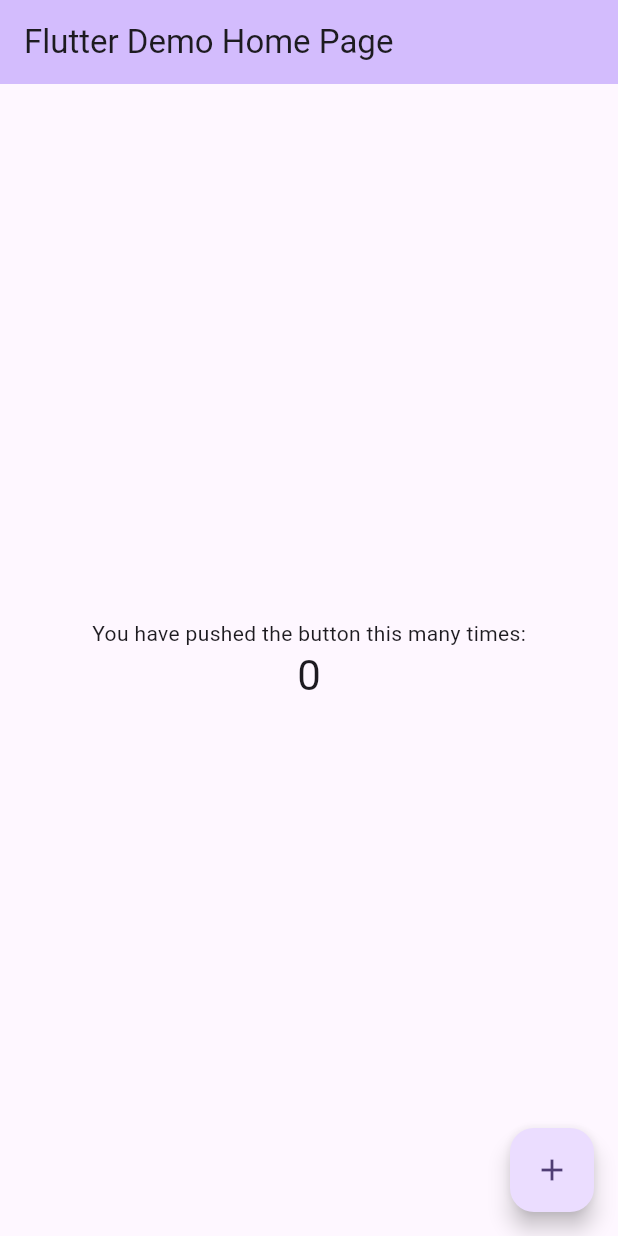
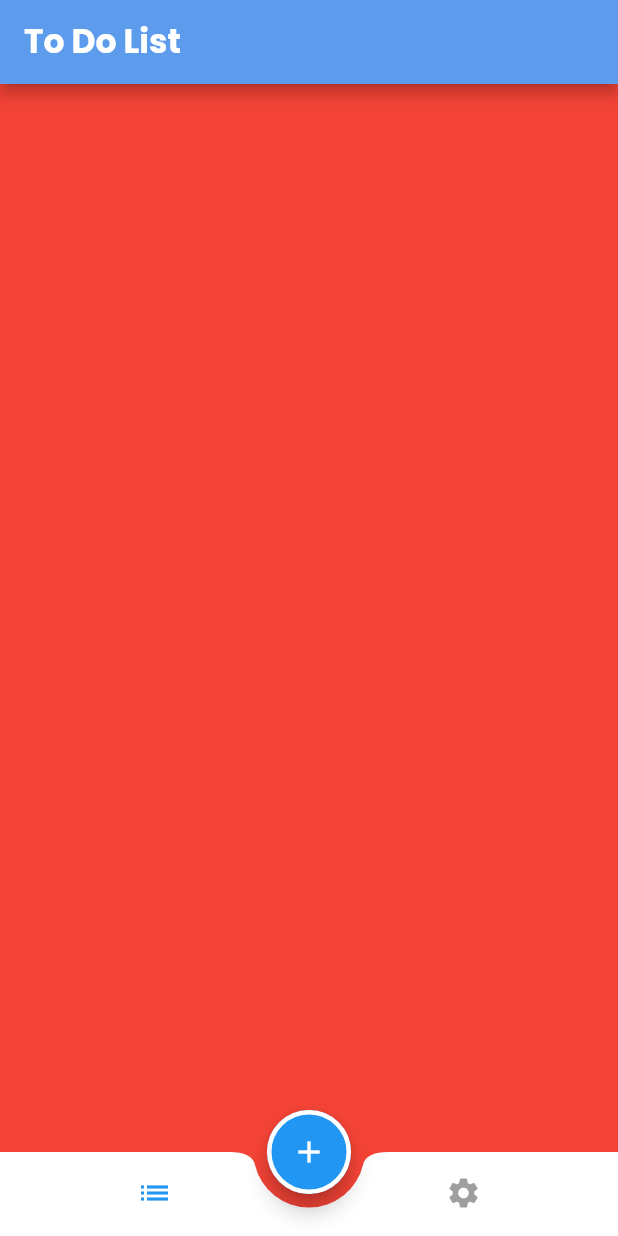
Before and after one commit to omarhamedmakram/todo, a Flutter app: the screen it shows after launch, on a phone screen of 412 x 824 dp. Run offline on Flutter 3.47's test engine with Material 2 defaults, Android fonts, the phone set to English and light mode, and no system bars; our stand-ins replace google_fonts.

Commit message:
add home_layout

```diff
--- /dev/null
+++ b/lib/core/theme/app_theme.dart
@@ -0,0 +1,41 @@
+import 'package:flutter/material.dart';
+import 'package:google_fonts/google_fonts.dart';
+
+class AppTheme {
+  static ThemeData lightTheme = ThemeData(
+      scaffoldBackgroundColor: Color(0xFFDFECDB),
+      appBarTheme: AppBarTheme(
+        backgroundColor: Color(0xFF5D9CEC),
+        centerTitle: false,
+        titleTextStyle: GoogleFonts.poppins(
+            fontSize: 22, fontWeight: FontWeight.bold, color: Colors.white),
+      ),
+      bottomNavigationBarTheme: BottomNavigationBarThemeData(
+        backgroundColor: Color(0xFFFFFFFF),
+        type: BottomNavigationBarType.fixed,
+        showSelectedLabels: false,
+        showUnselectedLabels: false,
+        selectedIconTheme: IconThemeData(
+          color: Colors.blue,
+        ),
+        unselectedIconTheme: IconThemeData(color: Colors.grey),
+      ));
+
+  static ThemeData darkTheme = ThemeData(
+      scaffoldBackgroundColor: Color(0xFF060E1E),
+      appBarTheme: AppBarTheme(
+          backgroundColor: Color(0xFF5D9CEC),
+          centerTitle: false,
+          titleTextStyle: GoogleFonts.poppins(
+              fontSize: 22, fontWeight: FontWeight.bold, color: Colors.black)),
+      bottomNavigationBarTheme: BottomNavigationBarThemeData(
+        backgroundColor: Color(0xFF141922),
+        type: BottomNavigationBarType.fixed,
+        showSelectedLabels: false,
+        showUnselectedLabels: false,
+        selectedIconTheme: IconThemeData(
+          color: Colors.blue,
+        ),
+        unselectedIconTheme: IconThemeData(color: Colors.grey),
+      ));
+}
--- /dev/null
+++ b/lib/layout/home_layout.dart
@@ -0,0 +1,52 @@
+import 'package:flutter/material.dart';
+import 'package:todo/modules/settings_tab/setting_tab.dart';
+import 'package:todo/modules/task_tab/task_tab.dart';
+
+class HomeLayout extends StatefulWidget {
+  static const String routeName = "HomeLayout";
+
+  @override
+  State<HomeLayout> createState() => _HomeLayoutState();
+}
+
+class _HomeLayoutState extends State<HomeLayout> {
+  int selectedIndex = 0;
+
+  List<Widget> Screan = [TaskTab(), SettingTab()];
+
+  @override
+  Widget build(BuildContext context) {
+    List<String> titleAppBar = ["To Do List", "Settings"];
+    return Scaffold(
+      extendBody: true,
+      appBar: AppBar(
+        title: Text(titleAppBar[selectedIndex]),
+      ),
+      floatingActionButton: FloatingActionButton(
+        shape: StadiumBorder(side: BorderSide(color: Colors.white, width: 3)),
+        onPressed: () {},
+        child: Icon(Icons.add),
+      ),
+      floatingActionButtonLocation: FloatingActionButtonLocation.centerDocked,
+      body: Screan[selectedIndex],
+      bottomNavigationBar: BottomAppBar(
+        notchMargin: 9.0,
+        clipBehavior: Clip.antiAliasWithSaveLayer,
+        elevation: 0.0,
+        shape: CircularNotchedRectangle(),
+        child: BottomNavigationBar(
+          currentIndex: selectedIndex,
+          onTap: (int index) {
+            setState(() {
+              selectedIndex = index;
+            });
+          },
+          items: [
+            BottomNavigationBarItem(icon: Icon(Icons.list), label: ""),
+            BottomNavigationBarItem(icon: Icon(Icons.settings), label: ""),
+          ],
+        ),
+      ),
+    );
+  }
+}
--- a/lib/main.dart
+++ b/lib/main.dart
@@ -1,4 +1,7 @@
 import 'package:flutter/material.dart';
+import 'package:todo/core/theme/app_theme.dart';
+
+import 'layout/home_layout.dart';
 
 void main() {
   runApp(const MyApp());
@@ -11,115 +14,12 @@ class MyApp extends StatelessWidget {
   @override
   Widget build(BuildContext context) {
     return MaterialApp(
-      title: 'Flutter Demo',
-      theme: ThemeData(
-        // This is the theme of your application.
-        //
-        // TRY THIS: Try running your application with "flutter run". You'll see
-        // the application has a blue toolbar. Then, without quitting the app,
-        // try changing the seedColor in the colorScheme below to Colors.green
-        // and then invoke "hot reload" (save your changes or press the "hot
-        // reload" button in a Flutter-supported IDE, or press "r" if you used
-        // the command line to start the app).
-        //
-        // Notice that the counter didn't reset back to zero; the application
-        // state is not lost during the reload. To reset the state, use hot
-        // restart instead.
-        //
-        // This works for code too, not just values: Most code changes can be
-        // tested with just a hot reload.
-        colorScheme: ColorScheme.fromSeed(seedColor: Colors.deepPurple),
-        useMaterial3: true,
-      ),
-      home: const MyHomePage(title: 'Flutter Demo Home Page'),
+      debugShowCheckedModeBanner: false,
+      theme: AppTheme.lightTheme,
+      darkTheme: AppTheme.darkTheme,
+      title: 'To Do App',
+      initialRoute: HomeLayout.routeName,
+      routes: {HomeLayout.routeName: (context) => HomeLayout()},
     );
   }
 }
-
-class MyHomePage extends StatefulWidget {
-  const MyHomePage({super.key, required this.title});
-
-  // This widget is the home page of your application. It is stateful, meaning
-  // that it has a State object (defined below) that contains fields that affect
-  // how it looks.
-
-  // This class is the configuration for the state. It holds the values (in this
-  // case the title) provided by the parent (in this case the App widget) and
-  // used by the build method of the State. Fields in a Widget subclass are
-  // always marked "final".
-
-  final String title;
-
-  @override
-  State<MyHomePage> createState() => _MyHomePageState();
-}
-
-class _MyHomePageState extends State<MyHomePage> {
-  int _counter = 0;
-
-  void _incrementCounter() {
-    setState(() {
-      // This call to setState tells the Flutter framework that something has
-      // changed in this State, which causes it to rerun the build method below
-      // so that the display can reflect the updated values. If we changed
-      // _counter without calling setState(), then the build method would not be
-      // called again, and so nothing would appear to happen.
-      _counter++;
-    });
-  }
-
-  @override
-  Widget build(BuildContext context) {
-    // This method is rerun every time setState is called, for instance as done
-    // by the _incrementCounter method above.
-    //
-    // The Flutter framework has been optimized to make rerunning build methods
-    // fast, so that you can just rebuild anything that needs updating rather
-    // than having to individually change instances of widgets.
-    return Scaffold(
-      appBar: AppBar(
-        // TRY THIS: Try changing the color here to a specific color (to
-        // Colors.amber, perhaps?) and trigger a hot reload to see the AppBar
-        // change color while the other colors stay the same.
-        backgroundColor: Theme.of(context).colorScheme.inversePrimary,
-        // Here we take the value from the MyHomePage object that was created by
-        // the App.build method, and use it to set our appbar title.
-        title: Text(widget.title),
-      ),
-      body: Center(
-        // Center is a layout widget. It takes a single child and positions it
-        // in the middle of the parent.
-        child: Column(
-          // Column is also a layout widget. It takes a list of children and
-          // arranges them vertically. By default, it sizes itself to fit its
-          // children horizontally, and tries to be as tall as its parent.
-          //
-          // Column has various properties to control how it sizes itself and
-          // how it positions its children. Here we use mainAxisAlignment to
-          // center the children vertically; the main axis here is the vertical
-          // axis because Columns are vertical (the cross axis would be
-          // horizontal).
-          //
-          // TRY THIS: Invoke "debug painting" (choose the "Toggle Debug Paint"
-          // action in the IDE, or press "p" in the console), to see the
-          // wireframe for each widget.
-          mainAxisAlignment: MainAxisAlignment.center,
-          children: <Widget>[
-            const Text(
-              'You have pushed the button this many times:',
-            ),
-            Text(
-              '$_counter',
-              style: Theme.of(context).textTheme.headlineMedium,
-            ),
-          ],
-        ),
-      ),
-      floatingActionButton: FloatingActionButton(
-        onPressed: _incrementCounter,
-        tooltip: 'Increment',
-        child: const Icon(Icons.add),
-      ), // This trailing comma makes auto-formatting nicer for build methods.
-    );
-  }
-}
--- /dev/null
+++ b/lib/modules/settings_tab/setting_tab.dart
@@ -0,0 +1,12 @@
+import 'package:flutter/material.dart';
+
+class SettingTab extends StatelessWidget {
+  const SettingTab({super.key});
+
+  @override
+  Widget build(BuildContext context) {
+    return Container(
+      color: Colors.yellow,
+    );
+  }
+}
--- /dev/null
+++ b/lib/modules/task_tab/task_tab.dart
@@ -0,0 +1,12 @@
+import 'package:flutter/material.dart';
+
+class TaskTab extends StatelessWidget {
+  const TaskTab({super.key});
+
+  @override
+  Widget build(BuildContext context) {
+    return Container(
+      color: Colors.red,
+    );
+  }
+}
--- a/pubspec.yaml
+++ b/pubspec.yaml
@@ -35,6 +35,7 @@ dependencies:
   # The following adds the Cupertino Icons font to your application.
   # Use with the CupertinoIcons class for iOS style icons.
   cupertino_icons: ^1.0.2
+  google_fonts: ^6.0.0
 
 dev_dependencies:
   flutter_test:
```
Also changed, not shown: pubspec.lock, 3 other files.
